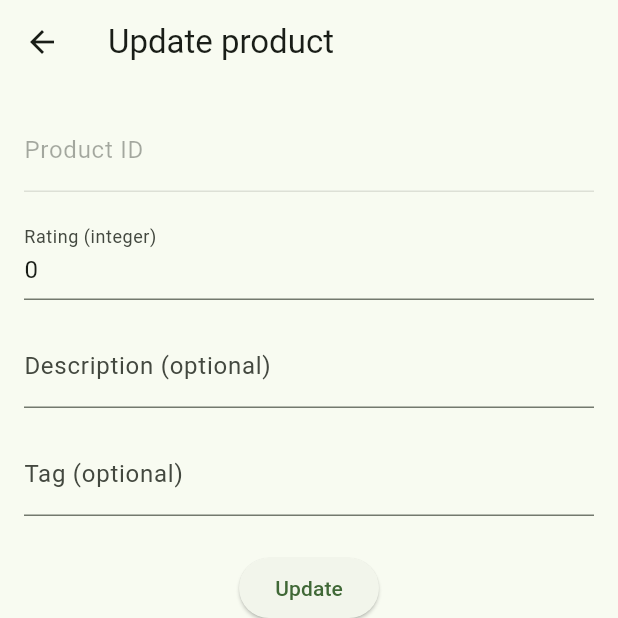
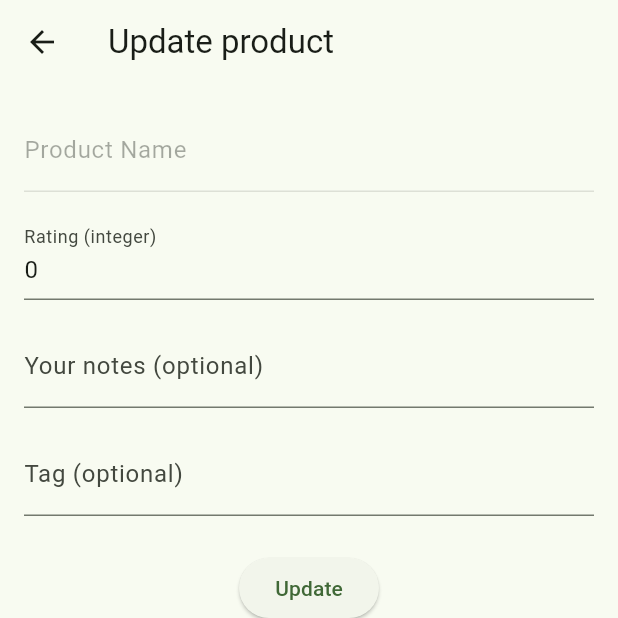
Before and after one commit to Frankoloko/product_rating_app, a Flutter app: the CreateProductPage screen opened directly with empty values, on a phone screen of 412 x 824 dp, the top half of it. Run offline on Flutter 3.47's test engine with Material 3 defaults, Android fonts, the phone set to English and light mode, and no system bars; missing offline and left inert: mobile_scanner.

Commit message:
Added product name field

```diff
--- a/lib/pages/create_product_page.dart
+++ b/lib/pages/create_product_page.dart
@@ -20,7 +20,7 @@ class _CreateProductPageState extends State<CreateProductPage> {
   bool _inUpdateMode = false;
 
   final _productIdController = TextEditingController(text: '5449000000996');  // Coca-cola
-  // final _productIdController = TextEditingController();
+  final _productNameController = TextEditingController();
   final _descriptionController = TextEditingController();
   final _ratingController = TextEditingController();
   final _tagController = TextEditingController();
@@ -38,7 +38,7 @@ class _CreateProductPageState extends State<CreateProductPage> {
       _ratingController.text = widget.selectedProduct!.rating.toString();
       _descriptionController.text = widget.selectedProduct!.description;
       _tagController.text = widget.selectedProduct!.tag;
-      // _productName = widget.selectedProduct!.name;
+      _productNameController.text = widget.selectedProduct!.name;
     } else {
       // If we are in create new mode, go straight to the barcode scan page
 
@@ -136,32 +136,25 @@ class _CreateProductPageState extends State<CreateProductPage> {
           child: Column(
             children: [
 
+              // // Keep around for debugging purposes
+              // TextFormField(
+              //   controller: _productIdController,
+              //   decoration: const InputDecoration(
+              //     labelText: 'Product ID',
+              //   ),
+              //   enabled: !_inUpdateMode,
+              //   validator: (value) =>
+              //       value == null || value.isEmpty ? 'Enter a product ID' : null,
+              // ),
+
+              // Keep around for debugging purposes
               TextFormField(
-                controller: _productIdController,
+                controller: _productNameController,
                 decoration: const InputDecoration(
-                  labelText: 'Product ID',
+                  labelText: 'Product Name',
                 ),
-                enabled: !_inUpdateMode,
-                validator: (value) =>
-                    value == null || value.isEmpty ? 'Enter a product ID' : null,
+                enabled: false,
               ),
-
-              if (!_inUpdateMode)
-                ElevatedButton(
-                  onPressed: () async {
-                    final barcode = await Navigator.push(
-                      context,
-                      MaterialPageRoute(builder: (context) => const ScanBarcodePage()),
-                    );
-
-                    if (barcode != null) {
-                      setState(() {
-                        _productIdController.text = barcode;
-                      });
-                    }
-                  },
-                  child: const Text('Scan Barcode'),
-                ),
 
               const SizedBox(height: 16),
               TextFormField(
@@ -181,7 +174,7 @@ class _CreateProductPageState extends State<CreateProductPage> {
               TextFormField(
                 controller: _descriptionController,
                 decoration: const InputDecoration(
-                  labelText: 'Description (optional)',
+                  labelText: 'Your notes (optional)',
                 ),
               ),
 
```
